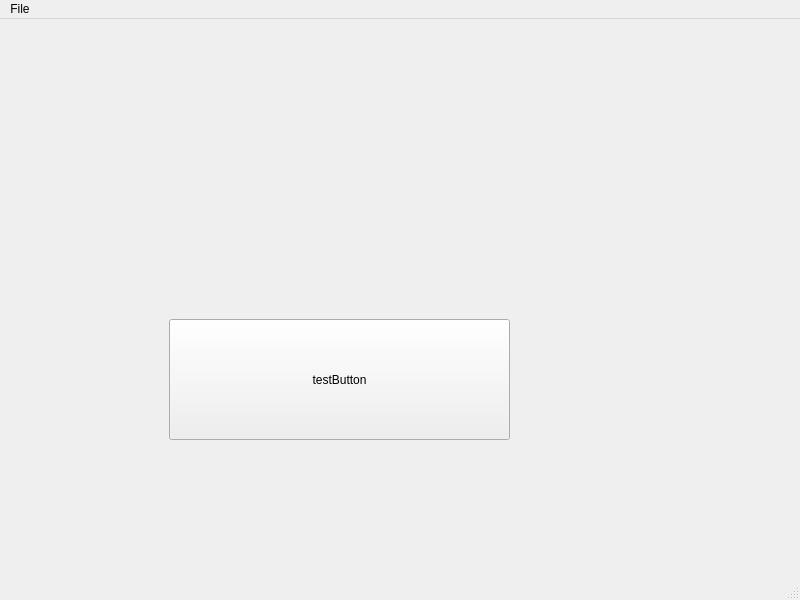
This is SpriteEditor/mainwindow.ui in prkholl24/sprite-editor as Qt 5 draws it before an edit. The edited form follows.
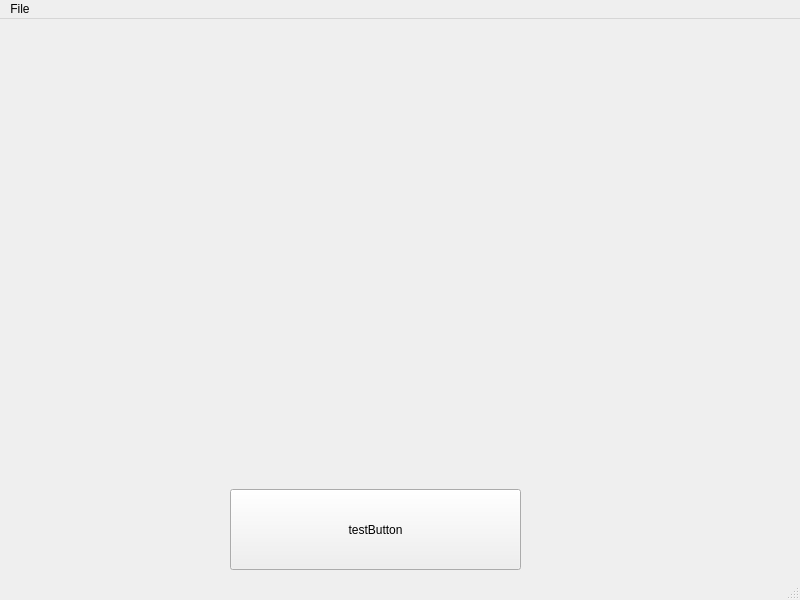
This is the edited form. Custom widgets are drawn as their Qt base class.

Commit message:
Updated `sprite.cpp` - Initializes `Canvas`
Added code to initialize the canvas and added it to the mainwindow.ui for testing.
- Set default values for `spriteWidth` and `spriteHeight` so that the Canvas can be created without having to have a Sprite loaded yet.
- Implemented `initialize(int, int)` and made it a slot.
- Standardized documentation.

What changed in the file:
```diff
--- a/SpriteEditor/mainwindow.ui
+++ b/SpriteEditor/mainwindow.ui
@@ -27,16 +27,26 @@
    <widget class="QPushButton" name="pushButton">
     <property name="geometry">
      <rect>
-      <x>169</x>
-      <y>300</y>
-      <width>341</width>
-      <height>121</height>
+      <x>230</x>
+      <y>470</y>
+      <width>291</width>
+      <height>81</height>
      </rect>
     </property>
     <property name="text">
      <string>testButton</string>
     </property>
    </widget>
+   <widget class="canvas" name="canvas" native="true">
+    <property name="geometry">
+     <rect>
+      <x>180</x>
+      <y>50</y>
+      <width>400</width>
+      <height>400</height>
+     </rect>
+    </property>
+   </widget>
   </widget>
   <widget class="QMenuBar" name="menubar">
    <property name="geometry">
@@ -81,6 +91,12 @@
    <header location="global">toolbar.h</header>
    <container>1</container>
   </customwidget>
+  <customwidget>
+   <class>canvas</class>
+   <extends>QWidget</extends>
+   <header location="global">canvas.h</header>
+   <container>1</container>
+  </customwidget>
  </customwidgets>
  <resources/>
  <connections/>
```
Left out of the diff: 2 changed lines with no effect on the pictures. The commit also changes 2 other files.
